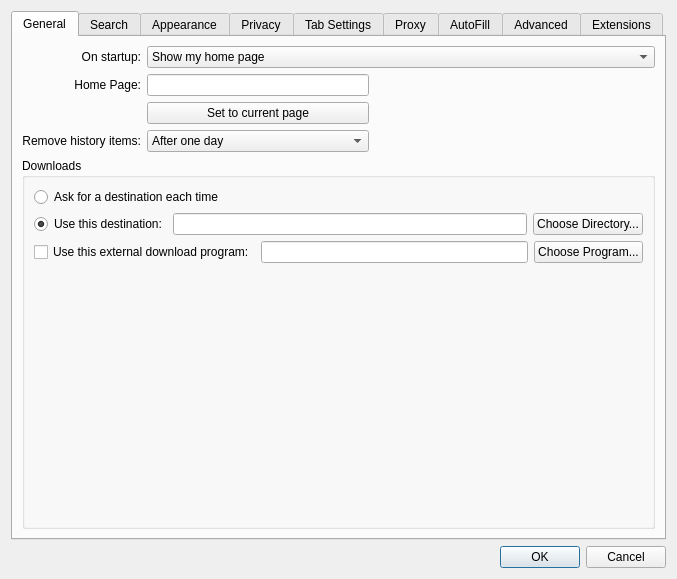
IT-Space-2026/arktos, file src/settings.ui: the form before one commit.
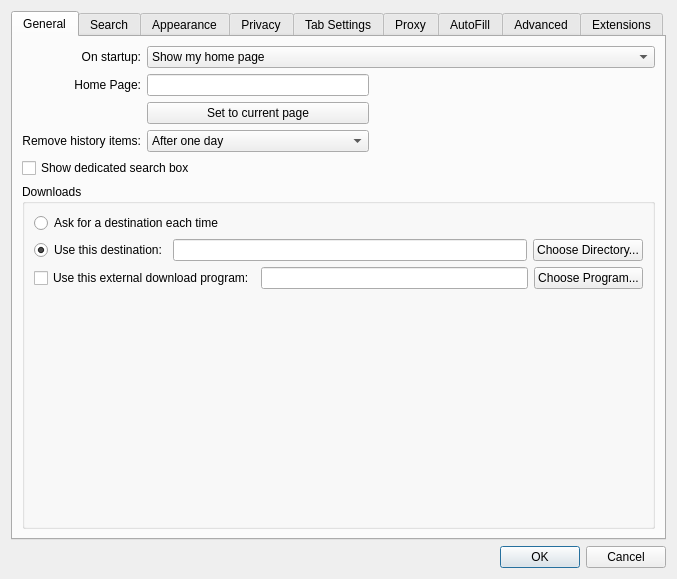
The form after the commit. The open tabs and pages were chosen to show the change.

Commit message: SRCH03: dedicated search box becomes opt-in, hidden by default

The edit to the form file:
```diff
--- a/src/settings.ui
+++ b/src/settings.ui
@@ -158,6 +158,16 @@
          </item>
         </widget>
        </item>
+       <item row="4" column="0" colspan="3">
+        <widget class="QCheckBox" name="showSearchBox">
+         <property name="toolTip">
+          <string>Show a dedicated search box next to the location bar. When hidden, searches go through the location bar.</string>
+         </property>
+         <property name="text">
+          <string>Show dedicated search box</string>
+         </property>
+        </widget>
+       </item>
        <item row="6" column="0" colspan="3">
         <widget class="QGroupBox" name="groupBox_2">
          <property name="title">
```
The commit also changes 10 other files.
